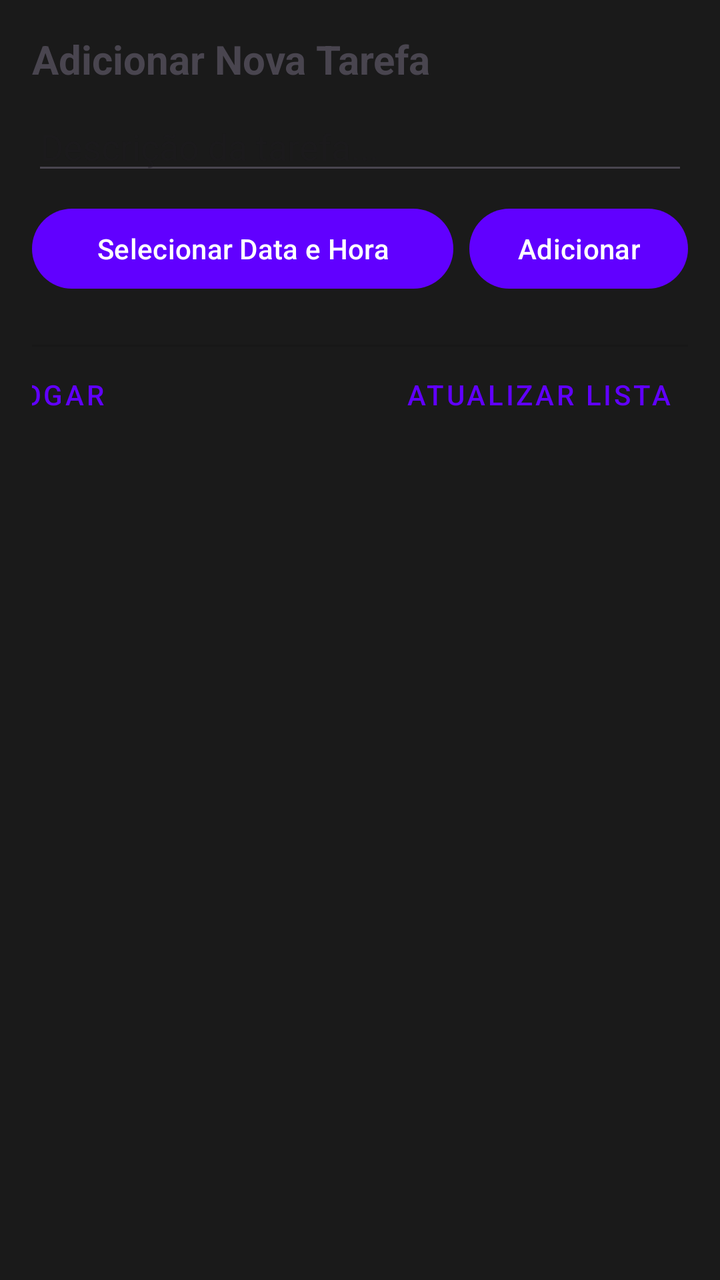
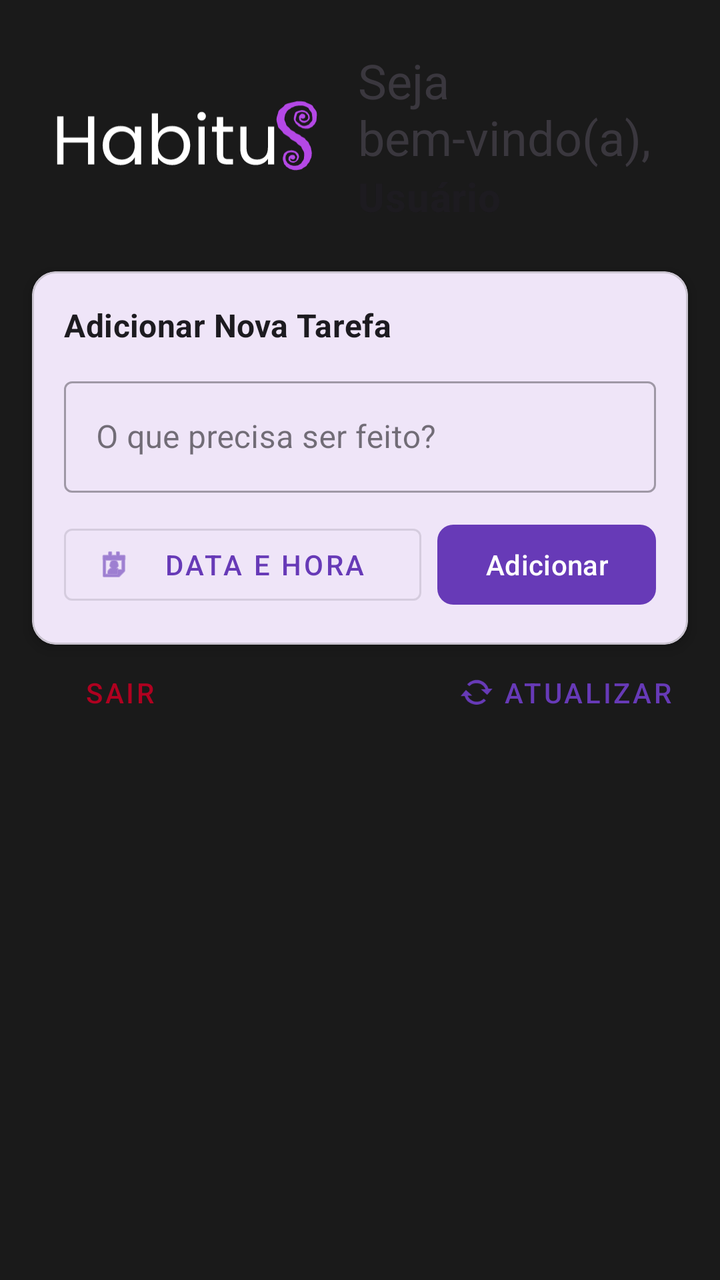

Compare the two renders of this Android layout. The source of the first and the diff that turns it into the second are given below.
<!-- AndroidManifest.xml: application theme Theme.Habitus -->
<!-- res/layout/activity_home.xml -->
<?xml version="1.0" encoding="utf-8"?>
<androidx.constraintlayout.widget.ConstraintLayout xmlns:android="http://schemas.android.com/apk/res/android"
    xmlns:app="http://schemas.android.com/apk/res-auto"
    xmlns:tools="http://schemas.android.com/tools"
    android:id="@+id/main"
    android:layout_width="match_parent"
    android:layout_height="match_parent"
    android:padding="16dp"
    tools:context=".ui.home.HomeActivity">

    <TextView
        android:id="@+id/labelNovaTarefa"
        android:layout_width="wrap_content"
        android:layout_height="wrap_content"
        android:text="Adicionar Nova Tarefa"
        android:textSize="20sp"
        android:textStyle="bold"
        app:layout_constraintStart_toStartOf="parent"
        app:layout_constraintTop_toTopOf="parent" />

    <EditText
        android:id="@+id/Descricao"
        android:layout_width="0dp"
        android:layout_height="wrap_content"
        android:layout_marginTop="8dp"
        android:hint="Descrição da tarefa..."
        android:textColor="#FFFFFF"
        app:layout_constraintEnd_toEndOf="parent"
        app:layout_constraintStart_toStartOf="parent"
        app:layout_constraintTop_toBottomOf="@id/labelNovaTarefa" />

    <Button
        android:id="@+id/Selectdata"
        android:layout_width="0dp"
        android:layout_height="wrap_content"
        android:layout_marginTop="8dp"
        android:text="Selecionar Data e Hora"
        app:layout_constraintEnd_toStartOf="@id/buttonAddTarefa"
        app:layout_constraintStart_toStartOf="parent"
        app:layout_constraintTop_toBottomOf="@id/Descricao"
        android:layout_marginEnd="8dp"/>

    <Button
        android:id="@+id/buttonAddTarefa"
        android:layout_width="wrap_content"
        android:layout_height="wrap_content"
        android:text="Adicionar"
        app:layout_constraintEnd_toEndOf="parent"
        app:layout_constraintTop_toTopOf="@id/Selectdata"
        app:layout_constraintBottom_toBottomOf="@id/Selectdata"/>

    <View
        android:id="@+id/divider"
        android:layout_width="0dp"
        android:layout_height="1dp"
        android:layout_marginTop="24dp"
        android:background="?android:attr/listDivider"
        app:layout_constraintEnd_toEndOf="parent"
        app:layout_constraintStart_toStartOf="parent"
        app:layout_constraintTop_toBottomOf="@id/Selectdata" />

    <Button
        android:id="@+id/showTasks"
        style="@style/Widget.MaterialComponents.Button.TextButton"
        android:layout_width="wrap_content"
        android:layout_height="wrap_content"
        android:text="Atualizar Lista"
        app:layout_constraintEnd_toEndOf="parent"
        app:layout_constraintTop_toBottomOf="@id/divider" />

    <Button
        android:id="@+id/logout"
        style="@style/Widget.MaterialComponents.Button.TextButton"
        android:layout_width="wrap_content"
        android:layout_height="wrap_content"
        android:layout_marginEnd="284dp"
        android:text="Deslogar"
        app:layout_constraintEnd_toEndOf="parent"
        app:layout_constraintTop_toBottomOf="@id/divider" />

    <androidx.recyclerview.widget.RecyclerView
        android:id="@+id/recyclerViewTasks"
        android:layout_width="0dp"
        android:layout_height="0dp"
        android:layout_marginTop="8dp"
        app:layout_constraintBottom_toBottomOf="parent"
        app:layout_constraintEnd_toEndOf="parent"
        app:layout_constraintStart_toStartOf="parent"
        app:layout_constraintTop_toBottomOf="@id/showTasks"
        tools:listitem="@layout/task_item" />

</androidx.constraintlayout.widget.ConstraintLayout>
<!-- res/layout/task_item.xml (included above) -->
<?xml version="1.0" encoding="utf-8"?>
<LinearLayout xmlns:android="http://schemas.android.com/apk/res/android"

    android:layout_width="match_parent"
    android:layout_height="wrap_content"
    android:orientation="horizontal"
    android:padding="16dp">

    <CheckBox
        android:id="@+id/taskCheckbox"
        android:layout_width="0dp"
        android:layout_height="wrap_content"
        android:layout_weight="1"
        android:text="Descrição da Tarefa"
        android:textColor="#FFFFFF"
        android:textSize="18sp" />

</LinearLayout>
<!-- resources referenced by this layout -->
<resources>
  <style name="Theme.Habitus" parent="Base.Theme.Habitus" />
  <style name="Base.Theme.Habitus" parent="Theme.Material3.DayNight.NoActionBar">
          
          
          <item name="android:windowBackground">@color/fundo</item>
          <item name="colorPrimary">@color/primaryColor</item>
          <item name="colorPrimaryVariant">@color/primaryColorVar</item>
          <item name="colorSecondary">@color/secundaryColor</item>
      </style>
  <color name="fundo">#1A1A1A</color>
  <color name="primaryColor">#6100FF</color>
  <color name="primaryColorVar">#8100FA</color>
  <color name="secundaryColor">#FFFFFF</color>
</resources>

<!-- the commit's change to res/layout/activity_home.xml (unified diff, before → after) -->
@@ -1,88 +1,149 @@
 <?xml version="1.0" encoding="utf-8"?>
-<androidx.constraintlayout.widget.ConstraintLayout xmlns:android="http://schemas.android.com/apk/res/android"
+<androidx.constraintlayout.widget.ConstraintLayout
+    xmlns:android="http://schemas.android.com/apk/res/android"
     xmlns:app="http://schemas.android.com/apk/res-auto"
     xmlns:tools="http://schemas.android.com/tools"
     android:id="@+id/main"
     android:layout_width="match_parent"
     android:layout_height="match_parent"
-    android:padding="16dp"
+    android:background="?android:attr/windowBackground"
     tools:context=".ui.home.HomeActivity">
 
-    <TextView
-        android:id="@+id/labelNovaTarefa"
+    <LinearLayout
+        android:id="@+id/headerLayout"
+        android:layout_width="match_parent"
+        android:layout_height="wrap_content"
+        android:orientation="horizontal"
+        android:padding="24dp"
+        android:gravity="center_vertical"
+        app:layout_constraintTop_toTopOf="parent">
+
+        <ImageView
+            android:id="@+id/imgLogoHome"
+            android:layout_width="139dp"
+            android:layout_height="75dp"
+            android:contentDescription="@string/app_name"
+            android:src="@drawable/logo_habitus" />
+
+        <LinearLayout
+            android:layout_width="wrap_content"
+            android:layout_height="wrap_content"
+            android:orientation="vertical"
+            android:layout_marginStart="16dp">
+
+            <TextView
+                android:layout_width="wrap_content"
+                android:layout_height="wrap_content"
+                android:alpha="0.7"
+                android:text="Seja bem-vindo(a),"
+                android:textSize="24sp" />
+
+            <TextView
+                android:id="@+id/tvUserName"
+                android:layout_width="133dp"
+                android:layout_height="wrap_content"
+                android:text="Usuário"
+                android:textAppearance="@style/TextAppearance.MaterialComponents.Headline6"
+                android:textStyle="bold" />
+        </LinearLayout>
+    </LinearLayout>
+
+    <com.google.android.material.card.MaterialCardView
+        android:id="@+id/cardInput"
+        android:layout_width="0dp"
+        android:layout_height="wrap_content"
+        android:layout_marginHorizontal="16dp"
+        app:cardCornerRadius="12dp"
+        app:cardElevation="4dp"
+        app:cardBackgroundColor="?attr/colorSurface"
+        app:strokeColor="?attr/colorOutlineVariant"
+        app:strokeWidth="1dp"
+        app:layout_constraintEnd_toEndOf="parent"
+        app:layout_constraintStart_toStartOf="parent"
+        app:layout_constraintTop_toBottomOf="@id/headerLayout">
+
+        <LinearLayout
+            android:layout_width="match_parent"
+            android:layout_height="wrap_content"
+            android:orientation="vertical"
+            android:padding="16dp">
+
+            <TextView
+                android:layout_width="wrap_content"
+                android:layout_height="wrap_content"
+                android:text="Adicionar Nova Tarefa"
+                android:textAppearance="@style/TextAppearance.MaterialComponents.Subtitle1"
+                android:textStyle="bold" />
+
+            <com.google.android.material.textfield.TextInputLayout
+                style="@style/Widget.MaterialComponents.TextInputLayout.OutlinedBox"
+                android:layout_width="match_parent"
+                android:layout_height="wrap_content"
+                android:layout_marginTop="12dp"
+                android:hint="O que precisa ser feito?">
+
+                <com.google.android.material.textfield.TextInputEditText
+                    android:id="@+id/Descricao"
+                    android:layout_width="match_parent"
+                    android:layout_height="wrap_content"
+                    android:inputType="textCapSentences" />
+            </com.google.android.material.textfield.TextInputLayout>
+
+            <LinearLayout
+                android:layout_width="match_parent"
+                android:layout_height="wrap_content"
+                android:layout_marginTop="12dp"
+                android:orientation="horizontal">
+
+                <com.google.android.material.button.MaterialButton
+                    android:id="@+id/Selectdata"
+                    style="@style/Widget.MaterialComponents.Button.OutlinedButton"
+                    android:layout_width="0dp"
+                    android:layout_height="wrap_content"
+                    android:layout_weight="1"
+                    android:layout_marginEnd="8dp"
+                    android:text="Data e Hora"
+                    app:icon="@android:drawable/ic_menu_my_calendar" />
+
+                <com.google.android.material.button.MaterialButton
+                    android:id="@+id/buttonAddTarefa"
+                    android:layout_width="wrap_content"
+                    android:layout_height="wrap_content"
+                    android:text="Adicionar"
+                    app:cornerRadius="8dp" />
+            </LinearLayout>
+        </LinearLayout>
+    </com.google.android.material.card.MaterialCardView>
+
+    <com.google.android.material.button.MaterialButton
+        android:id="@+id/logout"
+        style="@style/Widget.MaterialComponents.Button.TextButton"
         android:layout_width="wrap_content"
         android:layout_height="wrap_content"
-        android:text="Adicionar Nova Tarefa"
-        android:textSize="20sp"
-        android:textStyle="bold"
+        android:layout_marginStart="16dp"
+        android:text="Sair"
+        android:textColor="@color/design_default_color_error"
         app:layout_constraintStart_toStartOf="parent"
-        app:layout_constraintTop_toTopOf="parent" />
+        app:layout_constraintTop_toBottomOf="@id/cardInput" />
 
-    <EditText
-        android:id="@+id/Descricao"
-        android:layout_width="0dp"
-        android:layout_height="wrap_content"
-        android:layout_marginTop="8dp"
-        android:hint="Descrição da tarefa..."
-        android:textColor="#FFFFFF"
-        app:layout_constraintEnd_toEndOf="parent"
-        app:layout_constraintStart_toStartOf="parent"
-        app:layout_constraintTop_toBottomOf="@id/labelNovaTarefa" />
-
-    <Button
-        android:id="@+id/Selectdata"
-        android:layout_width="0dp"
-        android:layout_height="wrap_content"
-        android:layout_marginTop="8dp"
-        android:text="Selecionar Data e Hora"
-        app:layout_constraintEnd_toStartOf="@id/buttonAddTarefa"
-        app:layout_constraintStart_toStartOf="parent"
-        app:layout_constraintTop_toBottomOf="@id/Descricao"
-        android:layout_marginEnd="8dp"/>
-
-    <Button
-        android:id="@+id/buttonAddTarefa"
-        android:layout_width="wrap_content"
-        android:layout_height="wrap_content"
-        android:text="Adicionar"
-        app:layout_constraintEnd_toEndOf="parent"
-        app:layout_constraintTop_toTopOf="@id/Selectdata"
-        app:layout_constraintBottom_toBottomOf="@id/Selectdata"/>
-
-    <View
-        android:id="@+id/divider"
-        android:layout_width="0dp"
-        android:layout_height="1dp"
-        android:layout_marginTop="24dp"
-        android:background="?android:attr/listDivider"
-        app:layout_constraintEnd_toEndOf="parent"
-        app:layout_constraintStart_toStartOf="parent"
-        app:layout_constraintTop_toBottomOf="@id/Selectdata" />
-
-    <Button
+    <com.google.android.material.button.MaterialButton
         android:id="@+id/showTasks"
         style="@style/Widget.MaterialComponents.Button.TextButton"
         android:layout_width="wrap_content"
         android:layout_height="wrap_content"
-        android:text="Atualizar Lista"
+        android:layout_marginEnd="16dp"
+        android:text="Atualizar"
+        app:icon="@android:drawable/stat_notify_sync"
         app:layout_constraintEnd_toEndOf="parent"
-        app:layout_constraintTop_toBottomOf="@id/divider" />
-
-    <Button
-        android:id="@+id/logout"
-        style="@style/Widget.MaterialComponents.Button.TextButton"
-        android:layout_width="wrap_content"
-        android:layout_height="wrap_content"
-        android:layout_marginEnd="284dp"
-        android:text="Deslogar"
-        app:layout_constraintEnd_toEndOf="parent"
-        app:layout_constraintTop_toBottomOf="@id/divider" />
+        app:layout_constraintTop_toBottomOf="@id/cardInput" />
 
     <androidx.recyclerview.widget.RecyclerView
         android:id="@+id/recyclerViewTasks"
-        android:layout_width="0dp"
-        android:layout_height="0dp"
-        android:layout_marginTop="8dp"
+        android:layout_width="392dp"
+        android:layout_height="345dp"
+        android:clipToPadding="false"
+        android:paddingTop="8dp"
+        android:paddingBottom="16dp"
         app:layout_constraintBottom_toBottomOf="parent"
         app:layout_constraintEnd_toEndOf="parent"
         app:layout_constraintStart_toStartOf="parent"
@@ -92,20 +153,30 @@
 </androidx.constraintlayout.widget.ConstraintLayout>
 <!-- res/layout/task_item.xml (included above) -->
 <?xml version="1.0" encoding="utf-8"?>
-<LinearLayout xmlns:android="http://schemas.android.com/apk/res/android"
-
+<com.google.android.material.card.MaterialCardView
+    xmlns:android="http://schemas.android.com/apk/res/android"
+    xmlns:app="http://schemas.android.com/apk/res-auto"
     android:layout_width="match_parent"
     android:layout_height="wrap_content"
-    android:orientation="horizontal"
-    android:padding="16dp">
+    android:layout_marginHorizontal="16dp"
+    android:layout_marginVertical="4dp"
+    app:cardCornerRadius="8dp"
+    app:cardElevation="1dp">
 
-    <CheckBox
-        android:id="@+id/taskCheckbox"
-        android:layout_width="0dp"
+    <LinearLayout
+        android:layout_width="match_parent"
         android:layout_height="wrap_content"
-        android:layout_weight="1"
-        android:text="Descrição da Tarefa"
-        android:textColor="#FFFFFF"
-        android:textSize="18sp" />
+        android:gravity="center_vertical"
+        android:orientation="horizontal"
+        android:padding="12dp">
 
-</LinearLayout>
+        <CheckBox
+            android:id="@+id/taskCheckbox"
+            android:layout_width="match_parent"
+            android:layout_height="wrap_content"
+            android:buttonTint="?attr/colorPrimary"
+            android:text="Descrição da Tarefa"
+            android:textSize="16sp" />
+
+    </LinearLayout>
+</com.google.android.material.card.MaterialCardView>
<!-- resource entries referenced after the edit -->
@@ -1,5 +1,7 @@
 <!-- resources referenced by this layout -->
 <resources>
+  <!-- drawable logo_habitus: vector/xml drawable (drawable, 8005 chars, omitted) -->
+  <string name="app_name">Habitus</string>
   <style name="Theme.Habitus" parent="Base.Theme.Habitus" />
   <style name="Base.Theme.Habitus" parent="Theme.Material3.DayNight.NoActionBar">
           
@@ -10,8 +12,8 @@
           <item name="colorSecondary">@color/secundaryColor</item>
       </style>
   <color name="fundo">#1A1A1A</color>
-  <color name="primaryColor">#6100FF</color>
-  <color name="primaryColorVar">#8100FA</color>
-  <color name="secundaryColor">#FFFFFF</color>
+  <color name="primaryColor">#673AB7</color>
+  <color name="primaryColorVar">#9C27B0</color>
+  <color name="secundaryColor">#EAFF00</color>
 </resources>
 
